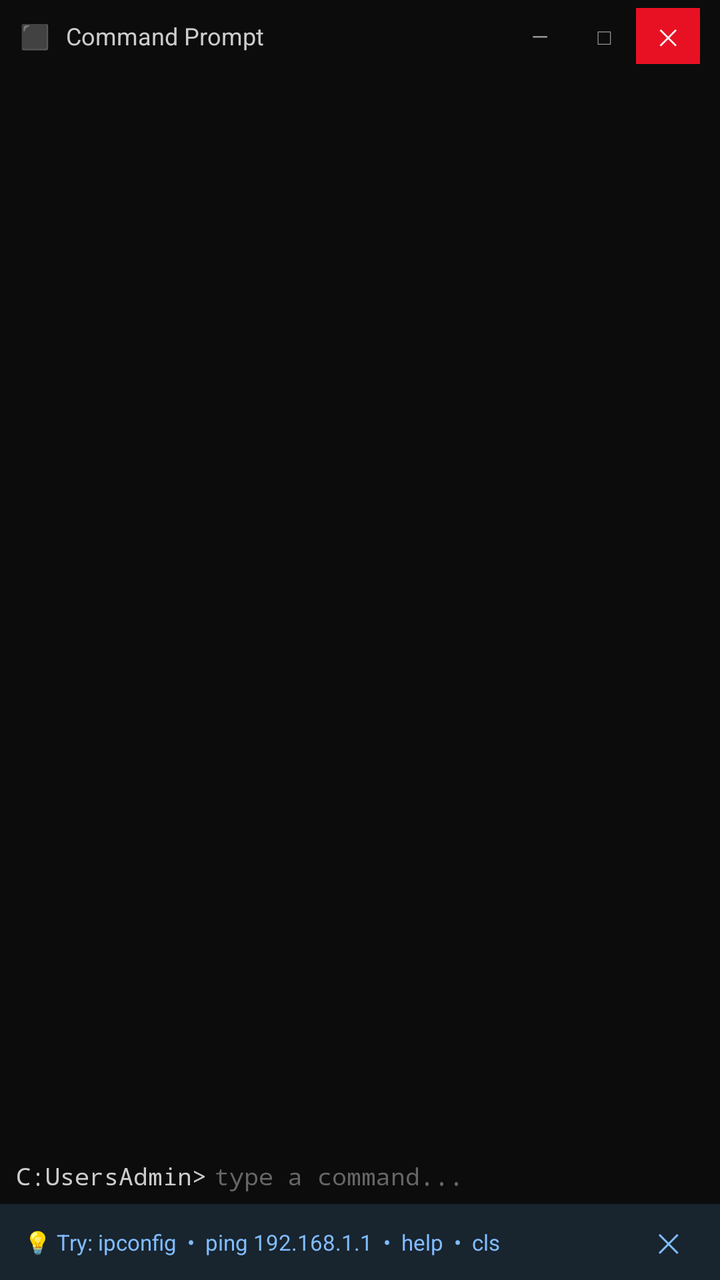
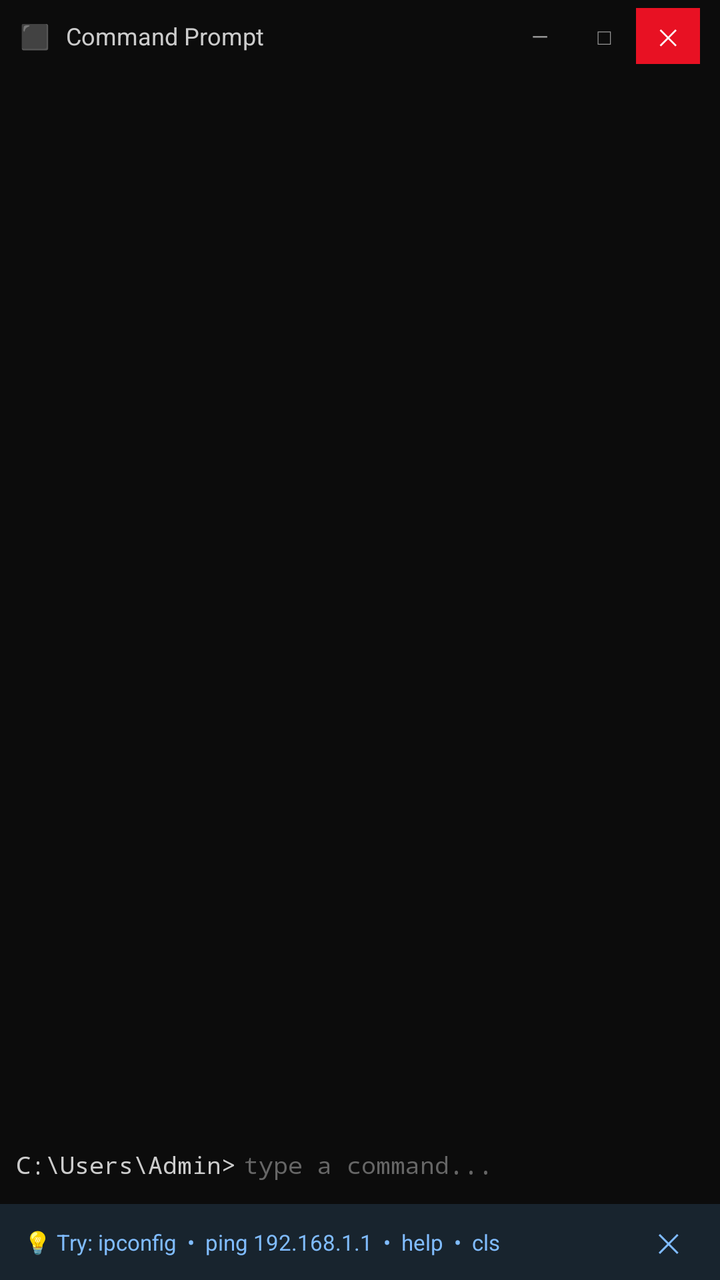

Compare the two renders of this Android layout. The source of the first and the diff that turns it into the second are given below.
<!-- AndroidManifest.xml: application theme Theme.ServerMasterNCII -->
<!-- res/layout/fragment_terminal_emulator.xml -->
<?xml version="1.0" encoding="utf-8"?>
<LinearLayout
    xmlns:android="http://schemas.android.com/apk/res/android"
    xmlns:app="http://schemas.android.com/apk/res-auto"
    xmlns:tools="http://schemas.android.com/tools"
    android:layout_width="match_parent"
    android:layout_height="match_parent"
    android:orientation="vertical"
    android:background="#1B1B1B"
    tools:context=".TerminalEmulatorFragment">

    
    
    

    <LinearLayout
        android:id="@+id/titleBar"
        android:layout_width="match_parent"
        android:layout_height="36dp"
        android:background="#0C0C0C"
        android:gravity="center_vertical"
        android:orientation="horizontal"
        android:paddingHorizontal="10dp">

        
        <TextView
            android:layout_width="wrap_content"
            android:layout_height="wrap_content"
            android:text="⬛"
            android:textSize="12sp" />

        <TextView
            android:layout_width="0dp"
            android:layout_height="wrap_content"
            android:layout_weight="1"
            android:layout_marginStart="8dp"
            android:text="Command Prompt"
            android:textColor="#CCCCCC"
            android:textSize="12sp"
            android:fontFamily="sans-serif" />

        
        <TextView
            android:id="@+id/btnWinMinimize"
            android:layout_width="32dp"
            android:layout_height="28dp"
            android:gravity="center"
            android:text="—"
            android:textColor="#999999"
            android:textSize="11sp"
            android:background="?attr/selectableItemBackground" />

        <TextView
            android:id="@+id/btnWinMaximize"
            android:layout_width="32dp"
            android:layout_height="28dp"
            android:gravity="center"
            android:text="□"
            android:textColor="#999999"
            android:textSize="11sp"
            android:background="?attr/selectableItemBackground" />

        <TextView
            android:id="@+id/btnWinClose"
            android:layout_width="32dp"
            android:layout_height="28dp"
            android:gravity="center"
            android:text="✕"
            android:textColor="#FFFFFF"
            android:textSize="11sp"
            android:background="@color/win_close_btn" />
    </LinearLayout>

    
    
    

    <ScrollView
        android:id="@+id/scrollOutput"
        android:layout_width="match_parent"
        android:layout_height="0dp"
        android:layout_weight="1"
        android:background="#0C0C0C"
        android:paddingHorizontal="8dp"
        android:paddingTop="8dp"
        android:scrollbars="vertical"
        android:fadeScrollbars="true"
        android:fillViewport="true">

        <TextView
            android:id="@+id/tvOutput"
            android:layout_width="match_parent"
            android:layout_height="wrap_content"
            android:fontFamily="monospace"
            android:textColor="#CCCCCC"
            android:textSize="12sp"
            android:lineSpacingMultiplier="1.25"
            android:textIsSelectable="true" />
    </ScrollView>

    
    
    

    <LinearLayout
        android:layout_width="match_parent"
        android:layout_height="wrap_content"
        android:orientation="horizontal"
        android:background="#0C0C0C"
        android:gravity="center_vertical"
        android:paddingHorizontal="8dp"
        android:paddingBottom="6dp">

        
        <TextView
            android:id="@+id/tvPrompt"
            android:layout_width="wrap_content"
            android:layout_height="wrap_content"
            android:text="C:\Users\Admin>"
            android:textColor="#CCCCCC"
            android:textSize="12sp"
            android:fontFamily="monospace" />

        
        <EditText
            android:id="@+id/etInput"
            android:layout_width="0dp"
            android:layout_height="wrap_content"
            android:layout_weight="1"
            android:background="@android:color/transparent"
            android:textColor="#CCCCCC"
            android:textColorHint="#666666"
            android:textSize="12sp"
            android:fontFamily="monospace"
            android:hint="type a command..."
            android:inputType="text"
            android:imeOptions="actionDone"
            android:maxLines="1"
            android:singleLine="true"
            android:textCursorDrawable="@null"
            android:paddingStart="4dp" />
    </LinearLayout>

    
    
    

    <LinearLayout
        android:id="@+id/hintBanner"
        android:layout_width="match_parent"
        android:layout_height="wrap_content"
        android:orientation="horizontal"
        android:background="#1A0078D4"
        android:gravity="center_vertical"
        android:paddingHorizontal="12dp"
        android:paddingVertical="10dp">

        <TextView
            android:layout_width="0dp"
            android:layout_height="wrap_content"
            android:layout_weight="1"
            android:text="💡 Try: ipconfig  •  ping 192.168.1.1  •  help  •  cls"
            android:textColor="#80BCFF"
            android:textSize="11sp"
            android:fontFamily="sans-serif" />

        <TextView
            android:id="@+id/btnDismissHint"
            android:layout_width="wrap_content"
            android:layout_height="wrap_content"
            android:text="✕"
            android:textColor="#80BCFF"
            android:textSize="13sp"
            android:paddingHorizontal="8dp"
            android:background="?attr/selectableItemBackground" />
    </LinearLayout>

</LinearLayout>
<!-- resources referenced by this layout -->
<resources>
  <color name="win_close_btn">#FFE81123</color>
  <style name="Theme.ServerMasterNCII" parent="Theme.ServerMasterNCII.CyberDark" />
  <style name="Theme.ServerMasterNCII.CyberDark" parent="Theme.Material3.DayNight.NoActionBar">
          <item name="colorPrimary">@color/cyber_neon_green</item>
          <item name="colorOnPrimary">@color/cyber_bg_primary</item>
          <item name="colorPrimaryContainer">@color/cyber_neon_green_dim</item>
          <item name="colorOnPrimaryContainer">@color/cyber_neon_green</item>
          <item name="android:colorBackground">@color/cyber_bg_deepest</item>
          <item name="colorSurface">@color/cyber_bg_surface</item>
          <item name="colorOnSurface">@color/cyber_text_primary</item>
          <item name="colorSurfaceVariant">@color/cyber_bg_card</item>
          <item name="colorOnSurfaceVariant">@color/cyber_text_secondary</item>
          <item name="android:windowDrawsSystemBarBackgrounds">true</item>
          <item name="android:navigationBarColor">@color/cyber_bg_deepest</item>
          <item name="android:statusBarColor">@color/cyber_bg_deepest</item>
          <item name="android:windowLightStatusBar">false</item>
          <item name="android:windowLightNavigationBar">false</item>
      </style>
  <color name="cyber_neon_green">#FF3DFF8F</color>
  <color name="cyber_bg_primary">#FF0A0A1A</color>
  <color name="cyber_neon_green_dim">#1A3DFF8F</color>
  <color name="cyber_bg_deepest">#FF0B0E11</color>
  <color name="cyber_bg_surface">#FF1A1A2E</color>
  <color name="cyber_text_primary">#FFEAEAEA</color>
  <color name="cyber_bg_card">#FF16213E</color>
  <color name="cyber_text_secondary">#FF667788</color>
</resources>

<!-- the commit's change to res/layout/fragment_terminal_emulator.xml (unified diff, before → after) -->
@@ -9,10 +9,6 @@
     android:background="#1B1B1B"
     tools:context=".TerminalEmulatorFragment">
 
-    
-    
-    
-
     <LinearLayout
         android:id="@+id/titleBar"
         android:layout_width="match_parent"
@@ -22,7 +18,6 @@
         android:orientation="horizontal"
         android:paddingHorizontal="10dp">
 
-        
         <TextView
             android:layout_width="wrap_content"
             android:layout_height="wrap_content"
@@ -39,7 +34,6 @@
             android:textSize="12sp"
             android:fontFamily="sans-serif" />
 
-        
         <TextView
             android:id="@+id/btnWinMinimize"
             android:layout_width="32dp"
@@ -71,10 +65,6 @@
             android:background="@color/win_close_btn" />
     </LinearLayout>
 
-    
-    
-    
-
     <ScrollView
         android:id="@+id/scrollOutput"
         android:layout_width="match_parent"
@@ -98,30 +88,25 @@
             android:textIsSelectable="true" />
     </ScrollView>
 
-    
-    
-    
-
     <LinearLayout
         android:layout_width="match_parent"
         android:layout_height="wrap_content"
         android:orientation="horizontal"
         android:background="#0C0C0C"
-        android:gravity="center_vertical"
+        android:gravity="bottom"
         android:paddingHorizontal="8dp"
-        android:paddingBottom="6dp">
+        android:paddingBottom="12dp">
 
-        
         <TextView
             android:id="@+id/tvPrompt"
             android:layout_width="wrap_content"
             android:layout_height="wrap_content"
-            android:text="C:\Users\Admin>"
+            android:text="C:\\Users\\Admin>"
             android:textColor="#CCCCCC"
             android:textSize="12sp"
-            android:fontFamily="monospace" />
+            android:fontFamily="monospace"
+            android:includeFontPadding="false" />
 
-        
         <EditText
             android:id="@+id/etInput"
             android:layout_width="0dp"
@@ -138,12 +123,12 @@
             android:maxLines="1"
             android:singleLine="true"
             android:textCursorDrawable="@null"
-            android:paddingStart="4dp" />
+            android:paddingStart="4dp"
+            android:paddingTop="0dp"
+            android:paddingBottom="0dp"
+            android:includeFontPadding="false"
+            android:minHeight="0dp" />
     </LinearLayout>
-
-    
-    
-    
 
     <LinearLayout
         android:id="@+id/hintBanner"
